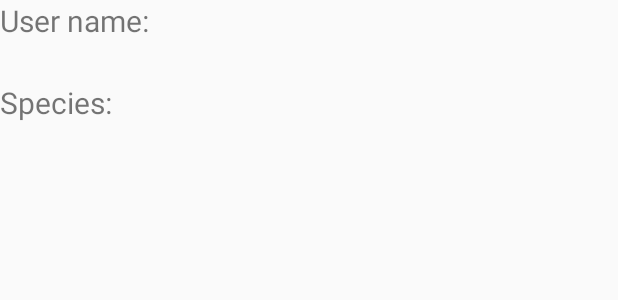
After one commit to dan-0/UiTestDemo, an Android app built with Jetpack Compose: the layout user_card_data.xml on its own in the app's theme, with its tools: preview values and no code run, on a phone screen of 412 x 824 dp. The commit adds this screen. Shown: the top 300 px of the screen. Run offline under Robolectric (Android 15) with nearby library versions, the phone set to English and light mode, and no system bars.

Commit message:
add: interop card and tests

```diff
--- a/app/build.gradle
+++ b/app/build.gradle
@@ -35,6 +35,7 @@ android {
     }
     buildFeatures {
         compose true
+        viewBinding true
     }
     composeOptions {
         kotlinCompilerExtensionVersion '1.4.8'
@@ -65,6 +66,7 @@ dependencies {
     implementation 'androidx.compose.ui:ui-graphics'
     implementation 'androidx.compose.ui:ui-tooling-preview'
     implementation 'androidx.compose.material3:material3'
+    implementation "androidx.compose.ui:ui-viewbinding"
 
     // ui testing
     androidTestImplementation 'androidx.test.ext:junit:1.1.5'
--- a/app/src/main/java/com/example/testingdemo/MainActivity.kt
+++ b/app/src/main/java/com/example/testingdemo/MainActivity.kt
@@ -16,6 +16,7 @@ import androidx.navigation.compose.rememberNavController
 import com.example.testingdemo.data.userData
 import com.example.testingdemo.ui.screens.home.HomeEvent
 import com.example.testingdemo.ui.screens.home.HomeScreen
+import com.example.testingdemo.ui.screens.interopcard.InteropCardScreen
 import com.example.testingdemo.ui.screens.usercard.UserCardScreen
 import com.example.testingdemo.ui.theme.TestingDemoTheme
 
@@ -44,7 +45,8 @@ class MainActivity : ComponentActivity() {
               UserCardScreen(userData = user)
             }
             composable("iteropusercard") {
-
+              val user = userData.first()
+              InteropCardScreen(user)
             }
             composable("userlist") {
 
--- /dev/null
+++ b/app/src/main/res/layout/user_card_data.xml
@@ -0,0 +1,34 @@
+<?xml version="1.0" encoding="utf-8"?>
+<LinearLayout xmlns:android="http://schemas.android.com/apk/res/android"
+    android:orientation="vertical"
+    android:layout_width="match_parent"
+    android:layout_height="wrap_content">
+
+    <TextView
+        android:id="@+id/user_card_name_label"
+        android:layout_width="match_parent"
+        android:layout_height="wrap_content"
+        android:text="User name:"
+        android:textSize="20sp"
+        />
+    <TextView
+        android:id="@+id/user_card_name_value"
+        android:layout_width="match_parent"
+        android:layout_height="wrap_content"
+        android:textSize="20sp"
+        />
+    <TextView
+        android:id="@+id/user_card_species_label"
+        android:layout_width="match_parent"
+        android:layout_height="wrap_content"
+        android:text="Species:"
+        android:textSize="20sp"
+        />
+    <TextView
+        android:id="@+id/user_card_species_value"
+        android:layout_width="match_parent"
+        android:layout_height="wrap_content"
+        android:textSize="20sp"
+        />
+
+</LinearLayout>
```
Also changed, not shown: app/src/main/java/com/example/testingdemo/ui/screens/interopcard/interopCardScreen.kt (added, +44 -0 lines), 3 other files.
